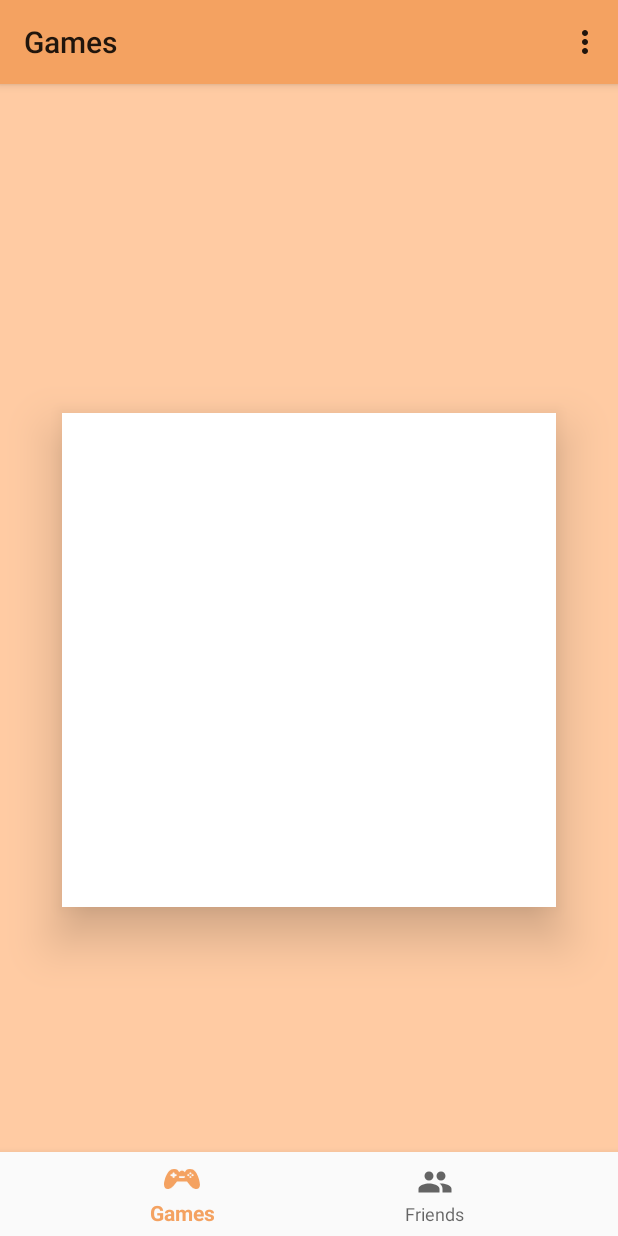
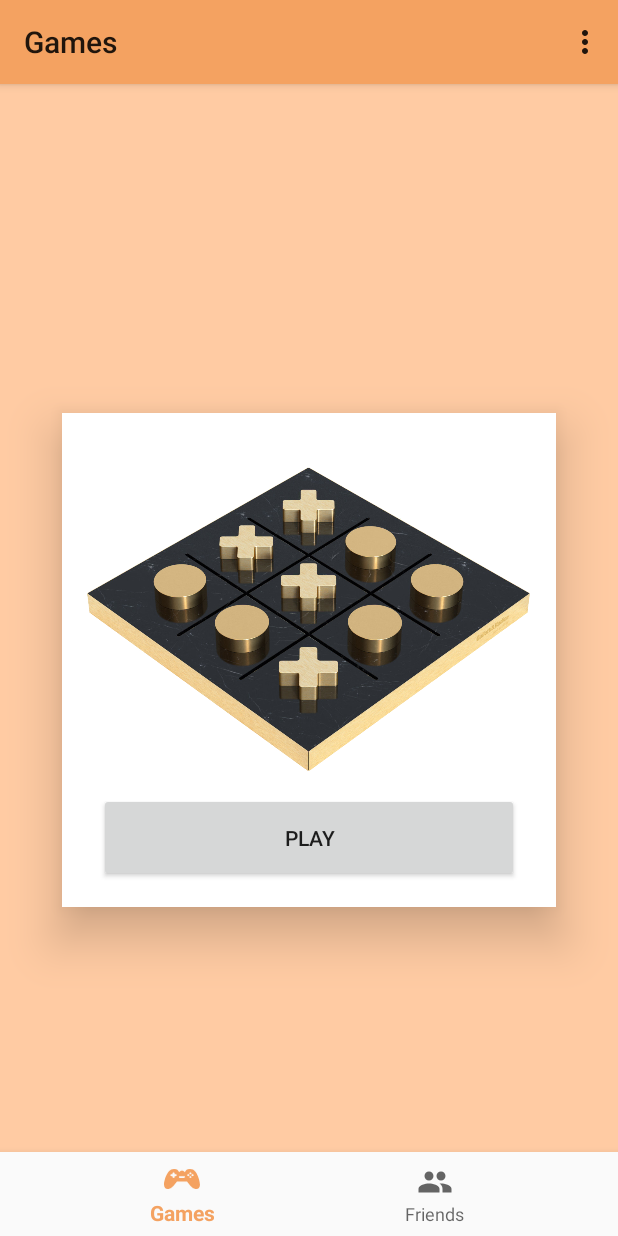
Before and after one commit to micheleantonazzi/ARGame, an Android app: the screen it shows after launch (MainActivity), on a phone screen of 412 x 824 dp. Run offline under Robolectric (Android 15) with nearby library versions, the phone set to English and light mode, and no system bars; our stand-ins replace Firebase (no records; nobody signed in at launch, a user with empty details on screens opened directly), navigation-ui; libraries missing offline, so code that uses them is left out: com.firebase.ui; 2 statements that could not run were skipped.

Commit message:
fragment_games.xml: completed design

```diff
--- a/code/android-native/app/src/main/res/layout/fragment_games.xml
+++ b/code/android-native/app/src/main/res/layout/fragment_games.xml
@@ -23,17 +23,36 @@
             app:layout_constraintWidth_percent="0.8"
             app:layout_constraintDimensionRatio="1">
 
+            <ImageView
+                android:layout_width="0dp"
+                android:layout_height="0dp"
+                android:layout_marginTop="4dp"
+                android:src="@drawable/tic_tac_toe"
+                app:layout_constraintEnd_toEndOf="parent"
+                app:layout_constraintHeight_percent="0.8"
+                app:layout_constraintHorizontal_bias="0.5"
+                app:layout_constraintStart_toStartOf="parent"
+                app:layout_constraintTop_toTopOf="parent"
+                app:layout_constraintWidth_percent="0.9" />
+
+            <Button
+                android:id="@+id/button_start_game"
+                android:layout_width="0dp"
+                android:layout_height="0dp"
+                android:text="@string/button_play_text"
+                app:layout_constraintBottom_toBottomOf="parent"
+                app:layout_constraintEnd_toEndOf="parent"
+                app:layout_constraintHeight_percent="0.18"
+                app:layout_constraintHorizontal_bias="0.5"
+                app:layout_constraintStart_toStartOf="parent"
+                app:layout_constraintTop_toTopOf="parent"
+                app:layout_constraintVertical_bias="0.939"
+                app:layout_constraintWidth_percent="0.85"
+                />
+
         </androidx.constraintlayout.widget.ConstraintLayout>
 
-        <Button
-            android:id="@+id/button_start_game"
-            android:layout_width="wrap_content"
-            android:layout_height="wrap_content"
-            android:text="@string/button_play_text"
-            app:layout_constraintBottom_toBottomOf="parent"
-            app:layout_constraintEnd_toEndOf="parent"
-            app:layout_constraintStart_toStartOf="parent"
-            app:layout_constraintTop_toTopOf="parent" />
+
 
     </androidx.constraintlayout.widget.ConstraintLayout>
 
```
Also changed, not shown: code/android-native/app/src/main/res/drawable/tic_tac_toe.png (added).
